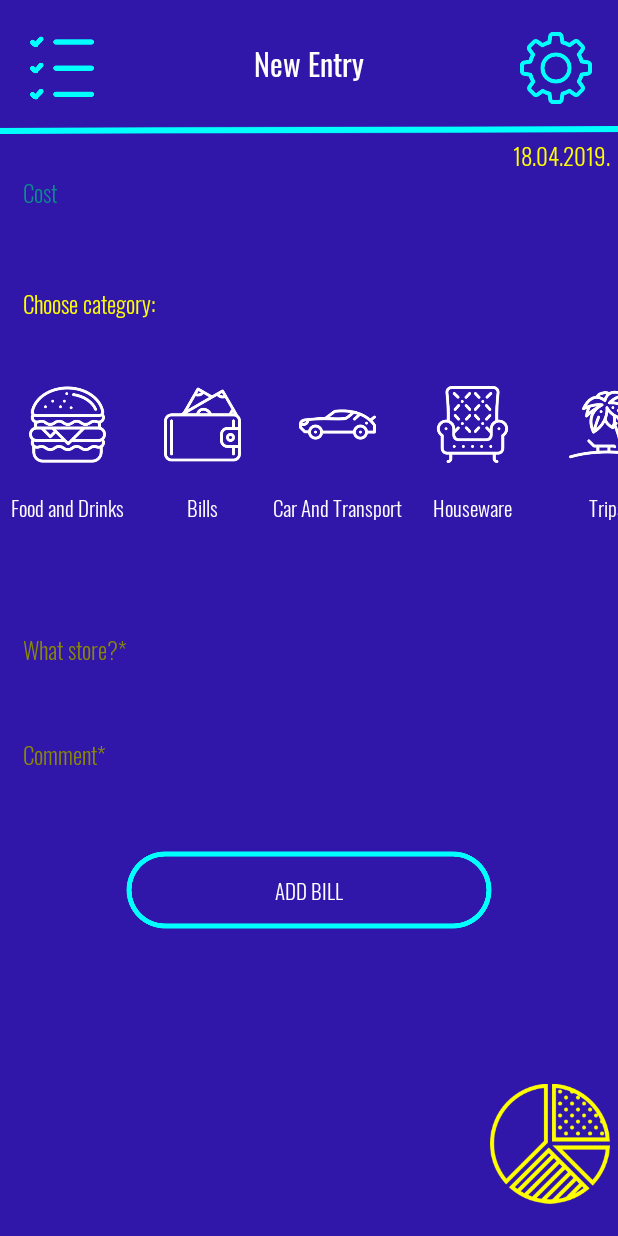
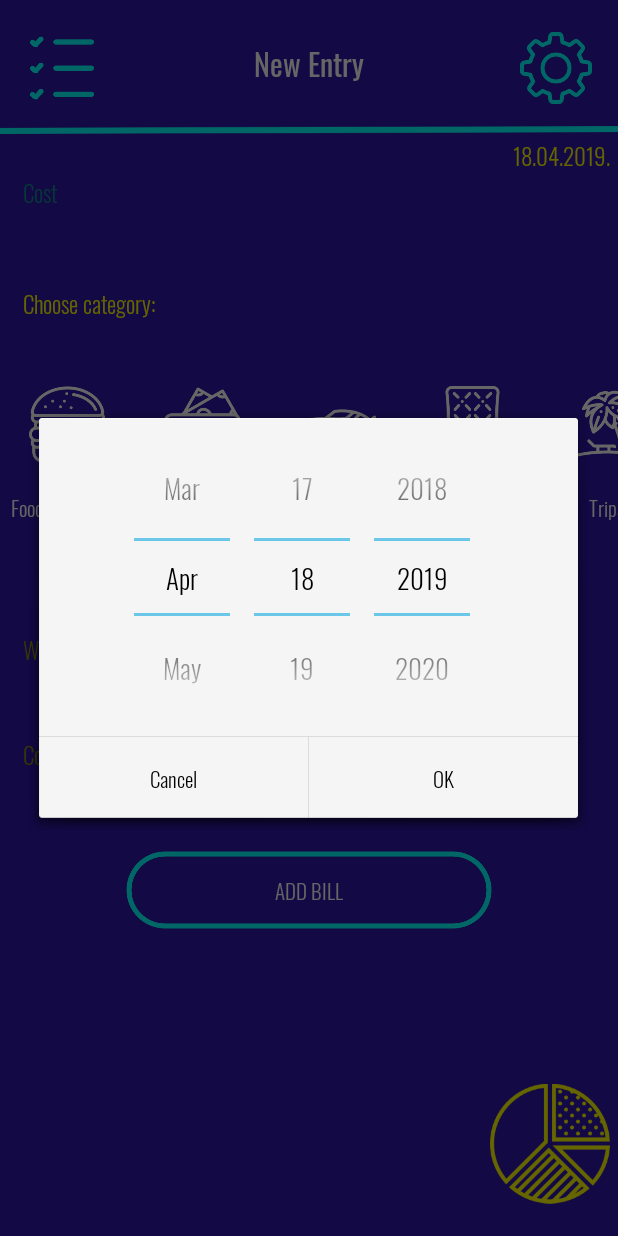
Before and after one commit to marijako/Outflow, an Android app: the NewEntryActivity screen opened directly, with no data from a screen before it, after a tap on an icon or button, on a phone screen of 412 x 824 dp. Run offline under Robolectric (Android 15) with nearby library versions, the phone set to English and light mode, and no system bars; our stand-ins replace Firebase (no records; nobody signed in at launch, a user with empty details on screens opened directly); libraries missing offline, so code that uses them is left out: com.firebase.ui; plain views replace AutofitTextView.

Commit message:
RV1 - napravljen date picker i delete popup

```diff
--- a/app/src/main/AndroidManifest.xml
+++ b/app/src/main/AndroidManifest.xml
@@ -39,6 +39,7 @@
             android:screenOrientation="portrait" />
         <activity android:name=".activities.activities_single_mode.ListOfExpensesActivity" />
         <activity android:name=".activities.activities_single_mode.StatsActivity" />
+
     </application>
 
 </manifest>
--- a/app/src/main/java/com/example/marijah/outflow/activities/activities_single_mode/NewEntryActivity.kt
+++ b/app/src/main/java/com/example/marijah/outflow/activities/activities_single_mode/NewEntryActivity.kt
@@ -2,10 +2,13 @@ package com.example.marijah.outflow.activities.activities_single_mode
 
 import android.annotation.SuppressLint
 import android.app.Activity
+import android.app.AlertDialog
+import android.app.DatePickerDialog
 import android.content.Intent
 import android.os.Bundle
 import android.support.v7.widget.LinearLayoutManager
 import android.util.Log
+import android.widget.DatePicker
 import android.widget.Toast
 import com.example.marijah.outflow.R
 import com.example.marijah.outflow.adapters.CategoryAdapter
@@ -24,7 +27,11 @@ import java.text.SimpleDateFormat
 import java.util.*
 
 
-class NewEntryActivity : Activity() {
+class NewEntryActivity : Activity(), DatePickerDialog.OnDateSetListener {
+
+    override fun onDateSet(view: DatePicker?, year: Int, month: Int, dayOfMonth: Int) {
+        showToast(this, "Marija")
+    }
 
     private val RC_SIGN_IN = 123
     private var mUsername: String = ""
@@ -36,6 +43,8 @@ class NewEntryActivity : Activity() {
     private lateinit var mFirebaseAuth: FirebaseAuth
     private lateinit var mAuthStateListener: FirebaseAuth.AuthStateListener
 
+
+    private val datePicker: DatePicker? = null
 
     override fun onCreate(savedInstanceState: Bundle?) {
         super.onCreate(savedInstanceState)
@@ -162,7 +171,30 @@ class NewEntryActivity : Activity() {
         txtViewDate.text = getTodaysDate()
         txtViewDate.setOnClickListener {
 
-            showToast(this, "Hello!!")
+            val newDate = Calendar.getInstance()
+
+            val dpd = DatePickerDialog(this,
+                    AlertDialog.THEME_HOLO_LIGHT, DatePickerDialog.OnDateSetListener { view, year, month, dayOfMonth ->
+                run {
+
+
+                    val date: String = if (dayOfMonth < 10) {
+                        "0$dayOfMonth"
+                    } else {
+                        dayOfMonth.toString()
+                    }
+                    val monthOfTheYear: String = if (month < 10) {
+                        "0${month+1}"
+                    } else {
+                        {month+1}.toString()
+                    }
+                    val newDate = "$date.$monthOfTheYear.$year."
+                    txtViewDate.text = newDate
+                }
+            }, newDate.get(Calendar.YEAR), newDate.get(Calendar.MONTH), newDate.get(Calendar.DAY_OF_MONTH))
+
+
+            dpd.show()
         }
 
     }
--- a/app/src/main/res/layout/activity_new_entry.xml
+++ b/app/src/main/res/layout/activity_new_entry.xml
@@ -43,18 +43,16 @@
             app:layout_constraintGuide_percent="0.8" />
 
 
-
         <ImageView
             android:id="@+id/imgViewSettings"
             android:layout_width="0dp"
             android:layout_height="0dp"
             android:padding="17dp"
             android:src="@drawable/settings"
-            app:layout_constraintTop_toTopOf="parent"
-            app:layout_constraintRight_toRightOf="parent"
             app:layout_constraintBottom_toBottomOf="@+id/guidelineHeaderBottom"
             app:layout_constraintLeft_toLeftOf="@+id/guidelineSettingLeft"
-            />
+            app:layout_constraintRight_toRightOf="parent"
+            app:layout_constraintTop_toTopOf="parent" />
 
 
         <android.support.constraint.Guideline
@@ -71,26 +69,24 @@
             android:layout_height="0dp"
             android:padding="20dp"
             android:src="@drawable/list"
-            app:layout_constraintTop_toTopOf="parent"
-            app:layout_constraintRight_toRightOf="@+id/guidelinePieRight"
             app:layout_constraintBottom_toBottomOf="@+id/guidelineHeaderBottom"
             app:layout_constraintLeft_toLeftOf="parent"
-            />
+            app:layout_constraintRight_toRightOf="@+id/guidelinePieRight"
+            app:layout_constraintTop_toTopOf="parent" />
 
 
         <me.grantland.widget.AutofitTextView
             android:id="@+id/txtViewName"
             android:layout_width="0dp"
             android:layout_height="0dp"
+            android:gravity="center"
             android:text="New Entry"
-            android:gravity="center"
+            android:textColor="@color/white_color"
             android:textSize="@dimen/activity_text_name"
-            android:textColor="@color/white_color"
-            app:layout_constraintTop_toTopOf="parent"
+            app:layout_constraintBottom_toBottomOf="@+id/guidelineHeaderTop"
             app:layout_constraintLeft_toLeftOf="parent"
             app:layout_constraintRight_toRightOf="parent"
-            app:layout_constraintBottom_toBottomOf="@+id/guidelineHeaderTop"
-            />
+            app:layout_constraintTop_toTopOf="parent" />
 
 
         <android.support.constraint.Guideline
@@ -132,8 +128,8 @@
             android:cursorVisible="true"
             android:gravity="center_vertical"
             android:hint="Cost"
+            android:inputType="number"
             android:maxLines="1"
-            android:inputType="number"
             android:paddingLeft="15dp"
             android:textColor="@color/blue_light_color"
             android:textColorHint="#0d8c8c"
@@ -143,7 +139,6 @@
             app:layout_constraintLeft_toLeftOf="parent"
             app:layout_constraintRight_toRightOf="@+id/guidelineDateLeft"
             app:layout_constraintTop_toTopOf="@+id/guidelineHeaderBottom" />
-
 
 
         <TextView
@@ -164,8 +159,6 @@
             tools:ignore="RtlSymmetry" />
 
 
-
-
         <android.support.constraint.Guideline
             android:id="@+id/guidelinePasswordBottom"
             android:layout_width="0dp"
@@ -180,10 +173,10 @@
             android:layout_height="0dp"
             android:background="@null"
             android:gravity="center_vertical"
-            android:text="Choose category:"
             android:inputType="textNoSuggestions"
             android:maxLines="1"
             android:paddingLeft="15dp"
+            android:text="Choose category:"
             android:textColor="#ffff00"
             android:textColorHint="#898906"
             android:textCursorDrawable="@drawable/cursor"
@@ -196,14 +189,12 @@
             app:layout_constraintVertical_bias="0.0" />
 
 
-
         <android.support.constraint.Guideline
             android:id="@+id/guidelineCategoriesTop"
             android:layout_width="wrap_content"
             android:layout_height="wrap_content"
             android:orientation="horizontal"
-            app:layout_constraintGuide_percent="0.3"
-            />
+            app:layout_constraintGuide_percent="0.3" />
 
 
         <android.support.constraint.Guideline
@@ -211,36 +202,30 @@
             android:layout_width="wrap_content"
             android:layout_height="wrap_content"
             android:orientation="horizontal"
-            app:layout_constraintGuide_percent="0.48"
-            />
+            app:layout_constraintGuide_percent="0.48" />
 
 
         <android.support.constraint.ConstraintLayout
             android:layout_width="0dp"
             android:layout_height="0dp"
-            app:layout_constraintTop_toTopOf="@id/guidelineCategoriesTop"
             app:layout_constraintBottom_toBottomOf="@id/guidelineCategoriesBottom"
             app:layout_constraintLeft_toLeftOf="parent"
             app:layout_constraintRight_toRightOf="parent"
-            >
+            app:layout_constraintTop_toTopOf="@id/guidelineCategoriesTop">
 
             <android.support.v7.widget.RecyclerView
                 android:id="@+id/rlListCategory"
                 android:layout_width="match_parent"
                 android:layout_height="match_parent"
+                app:layout_constraintBottom_toBottomOf="parent"
                 app:layout_constraintLeft_toLeftOf="parent"
                 app:layout_constraintRight_toRightOf="parent"
-                app:layout_constraintTop_toTopOf="parent"
-                app:layout_constraintBottom_toBottomOf="parent"
-                >
+                app:layout_constraintTop_toTopOf="parent">
 
             </android.support.v7.widget.RecyclerView>
 
 
-
         </android.support.constraint.ConstraintLayout>
-
-
 
 
         <android.support.constraint.Guideline
@@ -258,9 +243,9 @@
             android:background="@null"
             android:gravity="center_vertical"
             android:hint="What store?*"
+            android:inputType="textNoSuggestions"
             android:maxLines="1"
             android:paddingLeft="15dp"
-            android:inputType="textNoSuggestions"
             android:textColor="@color/yellow_color"
             android:textColorHint="#898906"
             android:textCursorDrawable="@drawable/cursor"
@@ -279,7 +264,6 @@
             app:layout_constraintGuide_percent="0.56" />
 
 
-
         <android.support.constraint.Guideline
             android:id="@+id/guidelineCommentBottom"
             android:layout_width="0dp"
@@ -295,9 +279,9 @@
             android:background="@null"
             android:gravity="center_vertical"
             android:hint="Comment*"
+            android:inputType="textNoSuggestions"
             android:maxLines="1"
             android:paddingLeft="15dp"
-            android:inputType="textNoSuggestions"
             android:textColor="@color/grey_color"
             android:textColorHint="#898906"
             android:textCursorDrawable="@drawable/cursor"
@@ -306,8 +290,6 @@
             app:layout_constraintLeft_toLeftOf="parent"
             app:layout_constraintRight_toRightOf="@id/guidelineSwitchLeft"
             app:layout_constraintTop_toTopOf="@+id/guidelineCommentTop" />
-
-
 
 
         <android.support.constraint.Guideline
@@ -337,27 +319,24 @@
             android:layout_width="0dp"
             android:layout_height="0dp"
             android:src="@drawable/blue_button"
+            app:layout_constraintBottom_toBottomOf="@+id/guidelineConfirmButtonBottom"
             app:layout_constraintLeft_toLeftOf="@+id/guidelineConfirmButtonLeft"
             app:layout_constraintRight_toRightOf="@+id/guidelineConfirmButtonRight"
-            app:layout_constraintTop_toTopOf="@+id/guidelineCommentBottom"
-            app:layout_constraintBottom_toBottomOf="@+id/guidelineConfirmButtonBottom"/>
+            app:layout_constraintTop_toTopOf="@+id/guidelineCommentBottom" />
 
 
         <me.grantland.widget.AutofitTextView
             android:id="@+id/txtViewAddNewExpenseButton"
             android:layout_width="0dp"
             android:layout_height="0dp"
+            android:gravity="center"
             android:text="@string/add_bill"
-            android:gravity="center"
+            android:textColor="@color/white_color"
             android:textSize="14sp"
-            android:textColor="@color/white_color"
+            app:layout_constraintBottom_toBottomOf="@+id/guidelineConfirmButtonBottom"
             app:layout_constraintLeft_toLeftOf="@+id/guidelineConfirmButtonLeft"
             app:layout_constraintRight_toRightOf="@+id/guidelineConfirmButtonRight"
-            app:layout_constraintTop_toTopOf="@+id/guidelineCommentBottom"
-            app:layout_constraintBottom_toBottomOf="@+id/guidelineConfirmButtonBottom"/>
-
-
-
+            app:layout_constraintTop_toTopOf="@+id/guidelineCommentBottom" />
 
 
         <android.support.constraint.Guideline
@@ -372,19 +351,15 @@
             android:id="@+id/imgViewPie"
             android:layout_width="0dp"
             android:layout_height="0dp"
+            android:padding="5dp"
             android:src="@drawable/pie"
-            android:padding="5dp"
-            app:layout_constraintTop_toTopOf="@+id/guidelinePieTop"
-            app:layout_constraintRight_toRightOf="parent"
             app:layout_constraintBottom_toBottomOf="parent"
             app:layout_constraintLeft_toLeftOf="@id/guidelineSwitchLeft"
-            />
-
+            app:layout_constraintRight_toRightOf="parent"
+            app:layout_constraintTop_toTopOf="@+id/guidelinePieTop" />
 
 
     </android.support.constraint.ConstraintLayout>
 
 
-
-
 </android.support.constraint.ConstraintLayout>
--- a/app/src/main/res/layout/popup_invitation.xml
+++ b/app/src/main/res/layout/popup_invitation.xml
@@ -137,7 +137,7 @@
             android:layout_height="0dp"
             android:layout_marginStart="20dp"
             android:layout_marginEnd="5dp"
-            android:src="@drawable/blue_button"
+            android:src="@drawable/blue_button_small"
             app:layout_constraintBottom_toBottomOf="parent"
             app:layout_constraintLeft_toLeftOf="parent"
             app:layout_constraintRight_toRightOf="@+id/guidelineButtonsMiddle"
@@ -163,7 +163,7 @@
             android:layout_height="0dp"
             android:layout_marginStart="5dp"
             android:layout_marginEnd="20dp"
-            android:src="@drawable/blue_button"
+            android:src="@drawable/blue_button_small"
             app:layout_constraintBottom_toBottomOf="parent"
             app:layout_constraintLeft_toLeftOf="@id/guidelineButtonsMiddle"
             app:layout_constraintRight_toRightOf="parent"
--- a/app/src/main/res/layout/popup_invite.xml
+++ b/app/src/main/res/layout/popup_invite.xml
@@ -129,14 +129,14 @@
             android:layout_width="match_parent"
             android:layout_height="match_parent"
             android:orientation="vertical"
-            app:layout_constraintGuide_percent="0.225" />
+            app:layout_constraintGuide_percent="0.2" />
 
         <android.support.constraint.Guideline
             android:id="@+id/guidelineButtonRight"
             android:layout_width="match_parent"
             android:layout_height="match_parent"
             android:orientation="vertical"
-            app:layout_constraintGuide_percent="0.775" />
+            app:layout_constraintGuide_percent="0.8" />
 
         <ImageView
             android:layout_width="0dp"
--- a/app/src/main/res/values/strings.xml
+++ b/app/src/main/res/values/strings.xml
@@ -21,6 +21,10 @@
     <string name="enter_email_address">Enter email address</string>
     <string name="merge_fincances_text">Here you can enter the email address \nof a person that you want to connect with.</string>
     <string name="invite_people">Invite People</string>
+    <string name="set_date">Set date</string>
+    <string name="delete_this_record">Delete this record</string>
+    <string name="are_you_sure_that">Are you sure that you \nwant to delete this record?</string>
+    <string name="cancel">Cancel</string>
 
 
 </resources>
--- a/app/src/main/res/values/styles.xml
+++ b/app/src/main/res/values/styles.xml
@@ -3,6 +3,7 @@
     <!-- Base application theme. -->
     <style name="AppTheme" parent="android:Theme.Holo.Light.NoActionBar.Fullscreen">
         <item name="android:fontFamily">@font/oswald_light</item>
+        <item name="android:datePickerStyle">@style/MyDatePickerSpinnerStyle</item>
         <!-- Customize your theme here. -->
     </style>
 
@@ -23,8 +24,6 @@
 
     <!--custom dialog theme-->
     <style name="full_screen_dialog" parent="android:Theme.Translucent.NoTitleBar.Fullscreen">
-        <!--  <item name="windowNoTitle">true</item>
-          <item name="windowActionBar">false</item>-->
         <item name="android:windowFullscreen">true</item>
         <item name="android:windowContentOverlay">@null</item>
         <item name="android:windowAnimationStyle">@style/customDialogAnimation</item>
@@ -36,4 +35,10 @@
     </style>
 
 
+
+    <style name="MyDatePickerSpinnerStyle" parent="@android:style/Widget.DatePicker">
+        <item name="android:calendarViewShown">false</item>
+        <item name="colorControlNormal">#d50000</item>
+    </style>
+
 </resources>
```
Also changed, not shown: app/src/main/java/com/example/marijah/outflow/activities/activities_single_mode/ListOfExpensesActivity.kt (+16 -3 lines), app/src/main/java/com/example/marijah/outflow/popups/DatePickerPopup.kt (added, +29 -0 lines), app/src/main/java/com/example/marijah/outflow/popups/DeletePopup.kt (added, +23 -0 lines), app/src/main/res/layout/popup_date_picker.xml (added, +121 -0 lines), app/src/main/res/layout/popup_delete.xml (added, +151 -0 lines), app/src/main/res/drawable-xhdpi/blue_button_small.png (added). Lines whose indentation alone changed are shown as unchanged.
